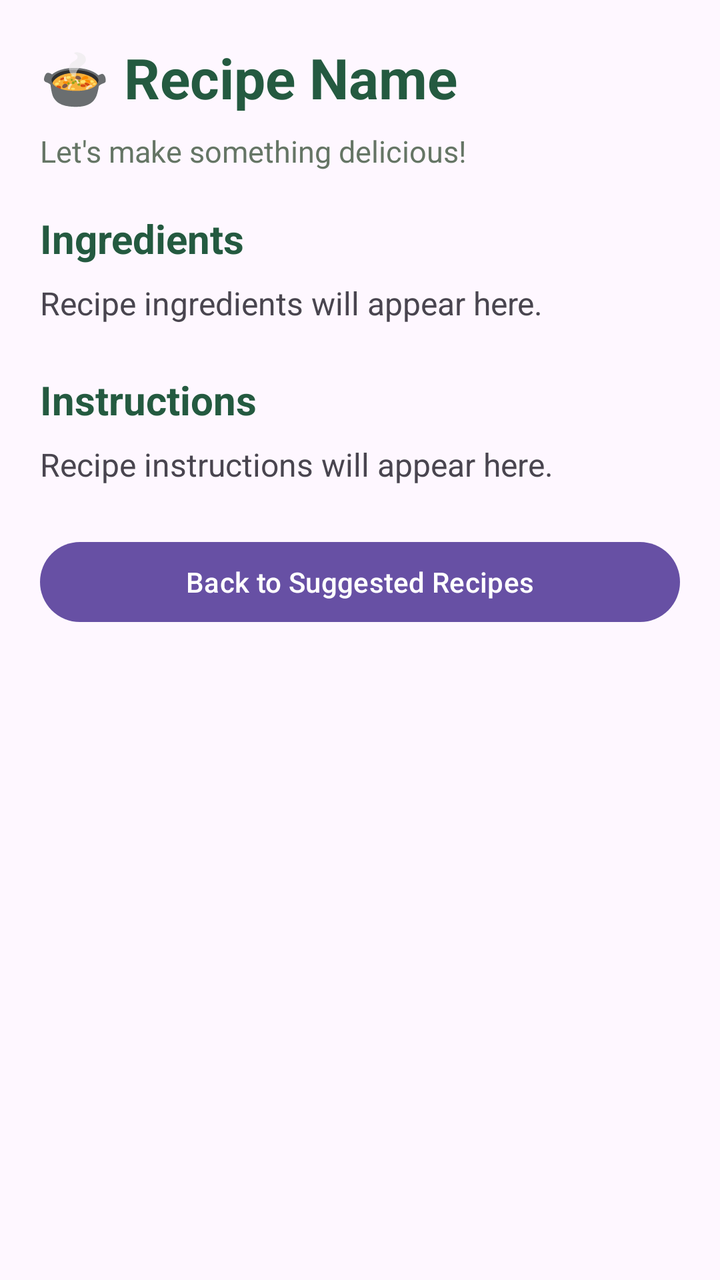
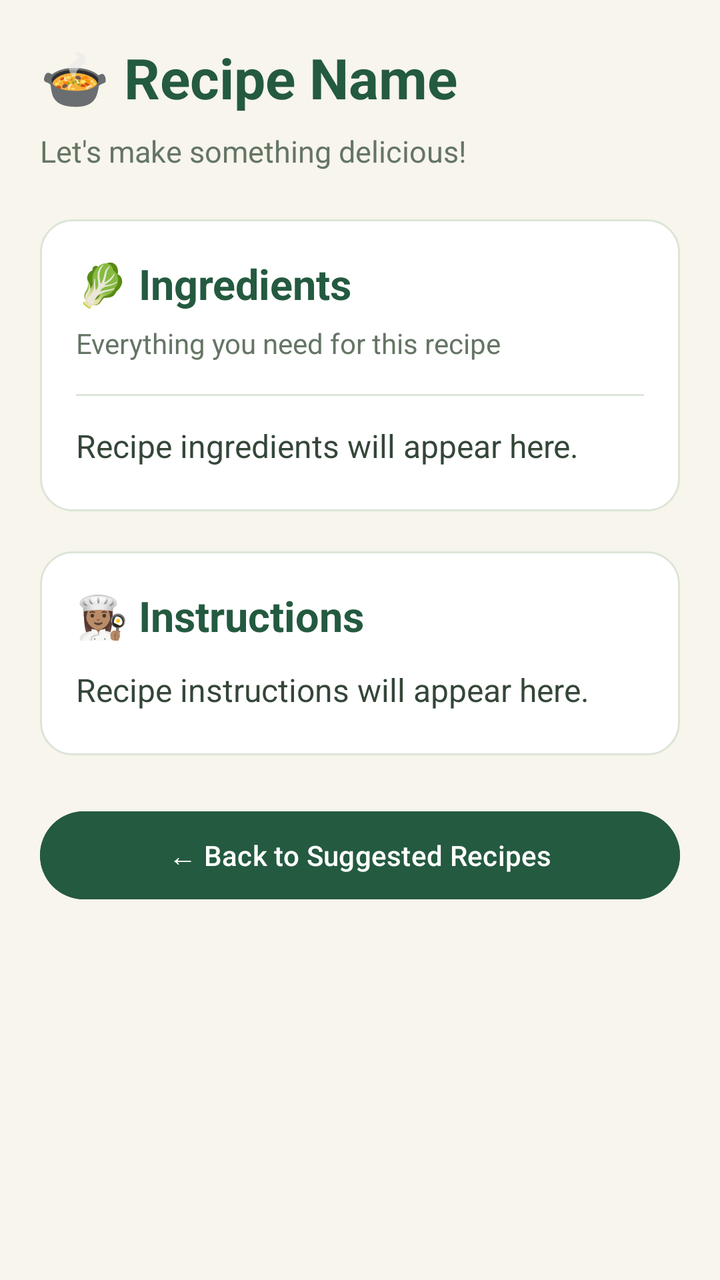

Screens rendered from an Android XML layout before and after an edit, with the pre-edit source and the edit as a unified diff.
<!-- AndroidManifest.xml: application theme Theme.SmartPantryManager -->
<!-- res/layout/activity_recipe_detail.xml -->
<?xml version="1.0" encoding="utf-8"?>
<ScrollView xmlns:android="http://schemas.android.com/apk/res/android"
    android:layout_width="match_parent"
    android:layout_height="match_parent"
    android:fillViewport="true">

    <LinearLayout
        android:layout_width="match_parent"
        android:layout_height="wrap_content"
        android:orientation="vertical"
        android:padding="20dp">


        <TextView
            android:id="@+id/txtRecipeName"
            android:layout_width="match_parent"
            android:layout_height="wrap_content"
            android:text="🍲 Recipe Name"
            android:textSize="28sp"
            android:textStyle="bold"
            android:textColor="#245A40"
            android:paddingBottom="8dp" />


        <TextView
            android:layout_width="match_parent"
            android:layout_height="wrap_content"
            android:text="Let's make something delicious!"
            android:textSize="15sp"
            android:textColor="#657565"
            android:paddingBottom="20dp" />



        <TextView
            android:layout_width="match_parent"
            android:layout_height="wrap_content"
            android:text="Ingredients"
            android:textSize="20sp"
            android:textStyle="bold"
            android:textColor="#245A40"
            android:paddingBottom="8dp" />

        <TextView
            android:id="@+id/txtRecipeIngredients"
            android:layout_width="match_parent"
            android:layout_height="wrap_content"
            android:text="Recipe ingredients will appear here."
            android:textSize="16sp"
            android:paddingBottom="24dp" />

        <TextView
            android:layout_width="match_parent"
            android:layout_height="wrap_content"
            android:text="Instructions"
            android:textColor="#245A40"
            android:textSize="20sp"
            android:textStyle="bold"
            android:paddingBottom="8dp" />

        <TextView
            android:id="@+id/txtRecipeInstructions"
            android:layout_width="match_parent"
            android:layout_height="wrap_content"
            android:text="Recipe instructions will appear here."
            android:textSize="16sp"
            android:lineSpacingExtra="6dp"
            android:paddingBottom="24dp" />

        <Button
            android:id="@+id/btnBackToRecipes"
            android:layout_width="match_parent"
            android:layout_height="wrap_content"
            android:text="Back to Suggested Recipes" />

    </LinearLayout>

</ScrollView>
<!-- resources referenced by this layout -->
<resources>
  <style name="Theme.SmartPantryManager" parent="Base.Theme.SmartPantryManager" />
  <style name="Base.Theme.SmartPantryManager" parent="Theme.Material3.DayNight.NoActionBar">
          
          
      </style>
</resources>

<!-- the commit's change to res/layout/activity_recipe_detail.xml (unified diff, before → after) -->
@@ -2,6 +2,7 @@
 <ScrollView xmlns:android="http://schemas.android.com/apk/res/android"
     android:layout_width="match_parent"
     android:layout_height="match_parent"
+    android:background="#F7F5EC"
     android:fillViewport="true">
 
     <LinearLayout
@@ -10,68 +11,107 @@
         android:orientation="vertical"
         android:padding="20dp">
 
-
         <TextView
             android:id="@+id/txtRecipeName"
             android:layout_width="match_parent"
             android:layout_height="wrap_content"
             android:text="🍲 Recipe Name"
+            android:textColor="#245A40"
             android:textSize="28sp"
             android:textStyle="bold"
-            android:textColor="#245A40"
             android:paddingBottom="8dp" />
-
 
         <TextView
             android:layout_width="match_parent"
             android:layout_height="wrap_content"
             android:text="Let's make something delicious!"
+            android:textColor="#657565"
             android:textSize="15sp"
-            android:textColor="#657565"
-            android:paddingBottom="20dp" />
+            android:paddingBottom="24dp" />
 
-
-
-        <TextView
+        
+        <LinearLayout
             android:layout_width="match_parent"
             android:layout_height="wrap_content"
-            android:text="Ingredients"
-            android:textSize="20sp"
-            android:textStyle="bold"
-            android:textColor="#245A40"
-            android:paddingBottom="8dp" />
+            android:orientation="vertical"
+            android:background="@drawable/pantry_item_card"
+            android:padding="18dp"
+            android:layout_marginBottom="20dp">
 
-        <TextView
-            android:id="@+id/txtRecipeIngredients"
+            <TextView
+                android:layout_width="match_parent"
+                android:layout_height="wrap_content"
+                android:text="🥬 Ingredients"
+                android:textColor="#245A40"
+                android:textSize="21sp"
+                android:textStyle="bold"
+                android:paddingBottom="6dp" />
+
+            <TextView
+                android:layout_width="match_parent"
+                android:layout_height="wrap_content"
+                android:text="Everything you need for this recipe"
+                android:textColor="#657565"
+                android:textSize="14sp"
+                android:paddingBottom="16dp" />
+
+            <View
+                android:layout_width="match_parent"
+                android:layout_height="1dp"
+                android:background="#DCE6D8"
+                android:layout_marginBottom="14dp" />
+
+            <TextView
+                android:id="@+id/txtRecipeIngredients"
+                android:layout_width="match_parent"
+                android:layout_height="wrap_content"
+                android:text="Recipe ingredients will appear here."
+                android:textColor="#344638"
+                android:textSize="16sp"
+                android:lineSpacingExtra="8dp"
+                android:paddingBottom="4dp" />
+
+        </LinearLayout>
+
+        
+        <LinearLayout
             android:layout_width="match_parent"
             android:layout_height="wrap_content"
-            android:text="Recipe ingredients will appear here."
-            android:textSize="16sp"
-            android:paddingBottom="24dp" />
+            android:orientation="vertical"
+            android:background="@drawable/pantry_item_card"
+            android:padding="18dp"
+            android:layout_marginBottom="24dp">
 
-        <TextView
-            android:layout_width="match_parent"
-            android:layout_height="wrap_content"
-            android:text="Instructions"
-            android:textColor="#245A40"
-            android:textSize="20sp"
-            android:textStyle="bold"
-            android:paddingBottom="8dp" />
+            <TextView
+                android:layout_width="match_parent"
+                android:layout_height="wrap_content"
+                android:text="👩🏽‍🍳 Instructions"
+                android:textColor="#245A40"
+                android:textSize="21sp"
+                android:textStyle="bold"
+                android:paddingBottom="12dp" />
 
-        <TextView
-            android:id="@+id/txtRecipeInstructions"
-            android:layout_width="match_parent"
-            android:layout_height="wrap_content"
-            android:text="Recipe instructions will appear here."
-            android:textSize="16sp"
-            android:lineSpacingExtra="6dp"
-            android:paddingBottom="24dp" />
+            <TextView
+                android:id="@+id/txtRecipeInstructions"
+                android:layout_width="match_parent"
+                android:layout_height="wrap_content"
+                android:text="Recipe instructions will appear here."
+                android:textColor="#344638"
+                android:textSize="16sp"
+                android:lineSpacingExtra="7dp"
+                android:paddingBottom="4dp" />
+
+        </LinearLayout>
 
         <Button
             android:id="@+id/btnBackToRecipes"
             android:layout_width="match_parent"
             android:layout_height="wrap_content"
-            android:text="Back to Suggested Recipes" />
+            android:minHeight="52dp"
+            android:text="← Back to Suggested Recipes"
+            android:textAllCaps="false"
+            android:textColor="#FFFFFF"
+            android:backgroundTint="#245A40" />
 
     </LinearLayout>
 
<!-- resource entries referenced after the edit -->
@@ -1,5 +1,19 @@
 <!-- resources referenced by this layout -->
 <resources>
+  <!-- drawable pantry_item_card (drawable) -->
+  <?xml version="1.0" encoding="utf-8"?>
+  <shape xmlns:android="http://schemas.android.com/apk/res/android"
+      android:shape="rectangle">
+  
+      <solid android:color="#FFFFFF" />
+  
+      <corners android:radius="16dp" />
+  
+      <stroke
+          android:width="1dp"
+          android:color="#DCE5D8" />
+  
+  </shape>
   <style name="Theme.SmartPantryManager" parent="Base.Theme.SmartPantryManager" />
   <style name="Base.Theme.SmartPantryManager" parent="Theme.Material3.DayNight.NoActionBar">
           
